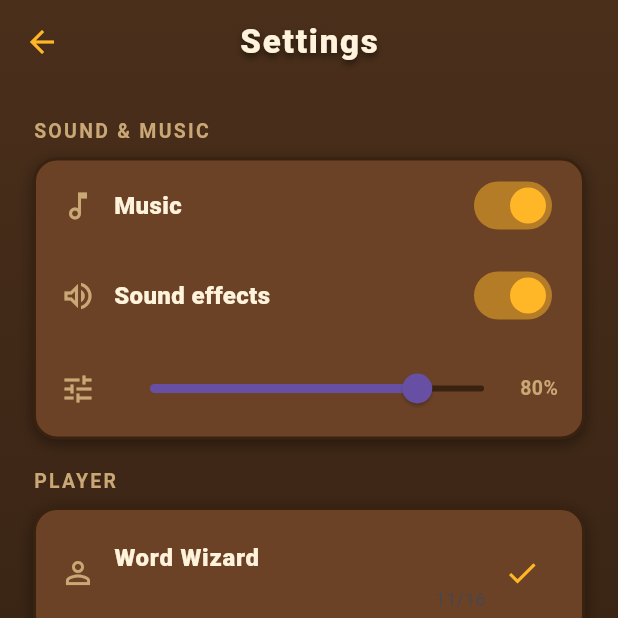
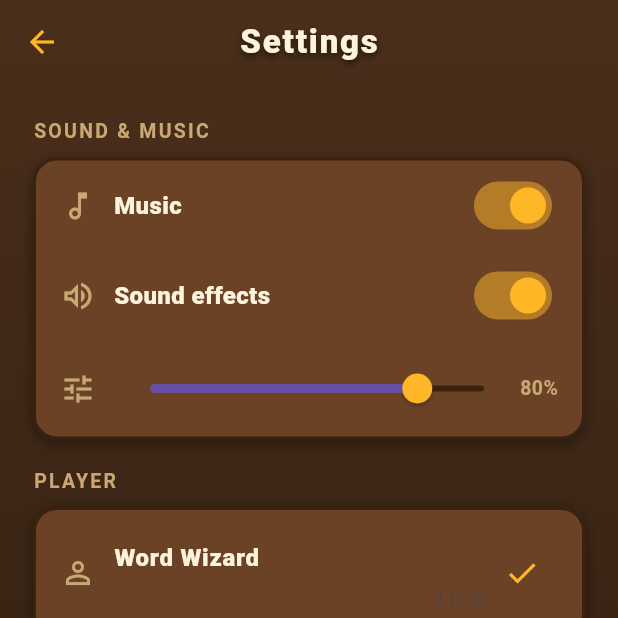
Before and after one commit to wjia-n/game-wordlink, a Flutter app: the screen it shows after launch, scrolled down 576 dp, after a tap on "Settings", on a phone screen of 412 x 824 dp, the top half of it. Run offline on Flutter 3.47's test engine with Material 3 defaults, Android fonts, the phone set to English and light mode, and no system bars; our stand-ins replace audioplayers, in_app_purchase, in_app_review, share_plus, shared_preferences.

Commit message:
Fix flutter analyze errors and warnings

```diff
--- a/lib/screens/game_screen.dart
+++ b/lib/screens/game_screen.dart
@@ -648,8 +648,10 @@ class _GameScreenState extends State<GameScreen> with WidgetsBindingObserver {
             onTap: () async {
               _a.click();
               await SharePlus.instance.share(
-                '$subtitle\nCan you beat me in Word Link? 🔗\n$_storeUrl',
-                subject: 'Word Link',
+                ShareParams(
+                  text: '$subtitle\nCan you beat me in Word Link? 🔗\n$_storeUrl',
+                  subject: 'Word Link',
+                ),
               );
             },
             theme: t),
--- a/lib/screens/menu_screen.dart
+++ b/lib/screens/menu_screen.dart
@@ -328,8 +328,10 @@ class _MenuScreenState extends State<MenuScreen> {
                         onTap: () async {
                           widget.audio.click();
                           await SharePlus.instance.share(
-                            'I\'m linking words in Word Link — swipe through letter tiles and find every hidden word! 🔗\n$_storeUrl',
-                            subject: 'Word Link',
+                            ShareParams(
+                              text: 'I\'m linking words in Word Link — swipe through letter tiles and find every hidden word! 🔗\n$_storeUrl',
+                              subject: 'Word Link',
+                            ),
                           );
                         },
                         theme: t,
--- a/lib/screens/settings_screen.dart
+++ b/lib/screens/settings_screen.dart
@@ -106,7 +106,7 @@ class _SettingsScreenState extends State<SettingsScreen> {
                               s.setVolume(v);
                               _applyAudio();
                             },
-                            activeThumbColor: t.accent,
+                            thumbColor: t.accent,
                             inactiveColor: t.boardEdge,
                           ),
                         ),
```
